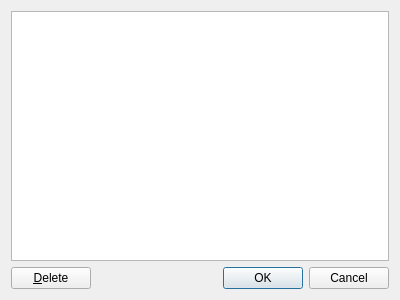
Qt form WordListEditor.ui (pippijn/gvoc) before a commit.
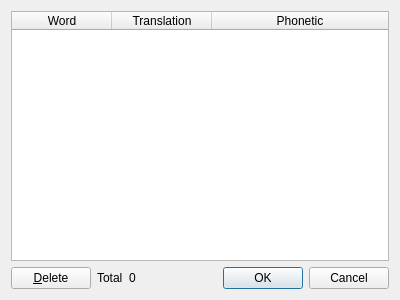
The same form after that commit.

```diff
--- a/WordListEditor.ui
+++ b/WordListEditor.ui
@@ -15,10 +15,37 @@
   </property>
   <layout class="QVBoxLayout" name="verticalLayout">
    <item>
-    <widget class="QListWidget" name="wordList">
+    <widget class="QTableWidget" name="wordList">
+     <property name="editTriggers">
+      <set>QAbstractItemView::NoEditTriggers</set>
+     </property>
      <property name="selectionMode">
       <enum>QAbstractItemView::ExtendedSelection</enum>
      </property>
+     <property name="selectionBehavior">
+      <enum>QAbstractItemView::SelectRows</enum>
+     </property>
+     <attribute name="horizontalHeaderStretchLastSection">
+      <bool>true</bool>
+     </attribute>
+     <attribute name="verticalHeaderVisible">
+      <bool>false</bool>
+     </attribute>
+     <column>
+      <property name="text">
+       <string>Word</string>
+      </property>
+     </column>
+     <column>
+      <property name="text">
+       <string>Translation</string>
+      </property>
+     </column>
+     <column>
+      <property name="text">
+       <string>Phonetic</string>
+      </property>
+     </column>
     </widget>
    </item>
    <item>
@@ -30,6 +57,20 @@
        </property>
       </widget>
      </item>
+     <item>
+      <widget class="QLabel" name="label">
+       <property name="text">
+        <string>Total</string>
+       </property>
+      </widget>
+     </item>
+     <item>
+      <widget class="QLabel" name="total">
+       <property name="text">
+        <string>0</string>
+       </property>
+      </widget>
+     </item>
      <item>
       <widget class="QDialogButtonBox" name="buttonBox">
        <property name="orientation">
```
Left out of the diff: 2 changed lines with no effect on the pictures.
